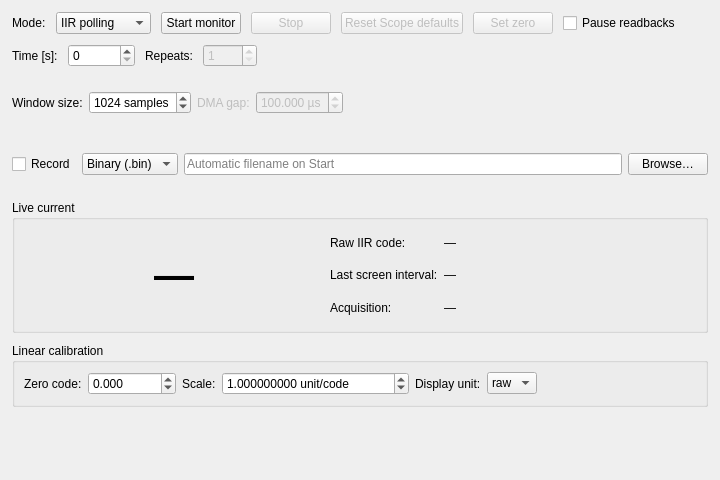
Old version of the form forms/current_monitor_view.ui in the repository nucliflare/nlab-digitizer-community.
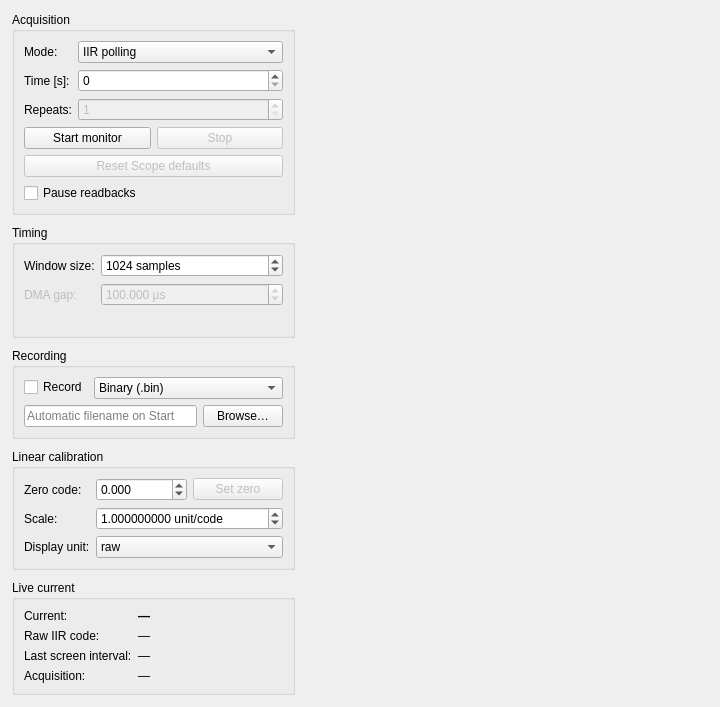
New version of the form. Custom widgets are drawn as their Qt base class.

Commit message:
feat: Current tab layout follows Scope and MCA
Settings sit in one scrollable column on the left, the live readings become
a compact statistics box at the bottom of that column instead of a large
readout above the plot, and the plot fills the right side.

The edit to the form file:
```diff
--- a/forms/current_monitor_view.ui
+++ b/forms/current_monitor_view.ui
@@ -3,52 +3,36 @@
  <class>CurrentMonitorView</class>
  <widget class="QWidget" name="CurrentMonitorView">
   <property name="minimumSize"><size><width>720</width><height>480</height></size></property>
-  <layout class="QVBoxLayout" name="verticalLayout">
+  <layout class="QHBoxLayout" name="horizontalLayout" stretch="0,1">
    <property name="leftMargin"><number>12</number></property>
    <property name="topMargin"><number>12</number></property>
    <property name="rightMargin"><number>12</number></property>
    <property name="bottomMargin"><number>12</number></property>
    <property name="spacing"><number>10</number></property>
    <item>
-    <layout class="QHBoxLayout" name="monitorControls">
-     <item><widget class="QLabel" name="labelMode"><property name="text"><string>Mode:</string></property></widget></item>
+    <layout class="QVBoxLayout" name="controlLayout">
+     <property name="spacing"><number>10</number></property>
      <item>
+      <widget class="QGroupBox" name="groupAcquisition">
+       <property name="title"><string>Acquisition</string></property>
+       <layout class="QFormLayout" name="formAcquisition">
+        <item row="0" column="0"><widget class="QLabel" name="labelMode"><property name="text"><string>Mode:</string></property><property name="buddy"><cstring>comboMode</cstring></property></widget></item>
+        <item row="0" column="1">
       <widget class="QComboBox" name="comboMode">
        <item><property name="text"><string>IIR polling</string></property></item>
        <item><property name="text"><string>Scope DMA</string></property></item>
       </widget>
      </item>
-     <item><widget class="QPushButton" name="btnStart"><property name="text"><string>Start monitor</string></property></widget></item>
-     <item><widget class="QPushButton" name="btnStop"><property name="text"><string>Stop</string></property><property name="enabled"><bool>false</bool></property></widget></item>
-     <item>
-      <widget class="QPushButton" name="btnResetScopeDefaults">
-       <property name="text"><string>Reset Scope defaults</string></property>
-       <property name="enabled"><bool>false</bool></property>
-       <property name="toolTip"><string>Restore the Scope hardware defaults after stopping Current DMA.</string></property>
-      </widget>
-     </item>
-     <item><widget class="QPushButton" name="btnZero"><property name="text"><string>Set zero</string></property><property name="toolTip"><string>Set the zero code from the mean of recent samples.</string></property><property name="enabled"><bool>false</bool></property></widget></item>
-     <item>
-      <widget class="QCheckBox" name="cbPauseReadbacks">
-       <property name="text"><string>Pause readbacks</string></property>
-       <property name="toolTip"><string>Pause MCA, HV and temperature readbacks during capture. While this Current acquisition runs, pause MCA histogram/statistics, Power Supply (HV and temperature) and Global diagnostics polling on all channels, so they do not compete with the capture on the board. Measurements and HV setpoints are unaffected; displays update again when Current stops. Temperature correction holds its last applied value while paused.</string></property>
-      </widget>
-     </item>
-     <item><spacer name="controlsSpacer"><property name="orientation"><enum>Qt::Horizontal</enum></property><property name="sizeHint" stdset="0"><size><width>20</width><height>20</height></size></property></spacer></item>
-    </layout>
-   </item>
-   <item>
-    <layout class="QHBoxLayout" name="runControls">
-     <item><widget class="QLabel" name="labelTime"><property name="text"><string>Time [s]:</string></property></widget></item>
-     <item>
+        <item row="1" column="0"><widget class="QLabel" name="labelTime"><property name="text"><string>Time [s]:</string></property><property name="buddy"><cstring>spinTime</cstring></property></widget></item>
+        <item row="1" column="1">
       <widget class="QSpinBox" name="spinTime">
        <property name="toolTip"><string>Stops the acquisition automatically after this many seconds of host time; 0 runs until stopped.</string></property>
        <property name="minimum"><number>0</number></property>
        <property name="maximum"><number>360000</number></property>
       </widget>
      </item>
-     <item><widget class="QLabel" name="labelSeriesRuns"><property name="text"><string>Repeats:</string></property></widget></item>
-     <item>
+        <item row="2" column="0"><widget class="QLabel" name="labelSeriesRuns"><property name="text"><string>Repeats:</string></property><property name="buddy"><cstring>spinSeriesRuns</cstring></property></widget></item>
+        <item row="2" column="1">
       <widget class="QSpinBox" name="spinSeriesRuns">
        <property name="enabled"><bool>false</bool></property>
        <property name="toolTip"><string>Number of runs one Start performs; check Settings &gt; Enable Series to use it.</string></property>
@@ -57,27 +41,45 @@
        <property name="value"><number>1</number></property>
       </widget>
      </item>
-     <item><spacer name="runControlsSpacer"><property name="orientation"><enum>Qt::Horizontal</enum></property><property name="sizeHint" stdset="0"><size><width>20</width><height>20</height></size></property></spacer></item>
-    </layout>
+        <item row="3" column="0" colspan="2">
+         <layout class="QHBoxLayout" name="layoutRunButtons">
+          <item><widget class="QPushButton" name="btnStart"><property name="text"><string>Start monitor</string></property></widget></item>
+          <item><widget class="QPushButton" name="btnStop"><property name="text"><string>Stop</string></property><property name="enabled"><bool>false</bool></property></widget></item>
+         </layout>
+        </item>
+        <item row="4" column="0" colspan="2">
+         <widget class="QPushButton" name="btnResetScopeDefaults">
+          <property name="text"><string>Reset Scope defaults</string></property>
+          <property name="enabled"><bool>false</bool></property>
+          <property name="toolTip"><string>Restore the Scope hardware defaults after stopping Current DMA.</string></property>
+         </widget>
+        </item>
+        <item row="5" column="0" colspan="2">
+         <widget class="QCheckBox" name="cbPauseReadbacks">
+          <property name="text"><string>Pause readbacks</string></property>
+          <property name="toolTip"><string>Pause MCA, HV and temperature readbacks during capture. While this Current acquisition runs, pause MCA histogram/statistics, Power Supply (HV and temperature) and Global diagnostics polling on all channels, so they do not compete with the capture on the board. Measurements and HV setpoints are unaffected; displays update again when Current stops. Temperature correction holds its last applied value while paused.</string></property>
+         </widget>
+        </item>
+       </layout>
+      </widget>
    </item>
    <item>
-    <widget class="QWidget" name="sumTimingControls" native="true">
-     <layout class="QHBoxLayout" name="sumTimingLayout">
-      <property name="leftMargin"><number>0</number></property>
-      <property name="topMargin"><number>0</number></property>
-      <property name="rightMargin"><number>0</number></property>
-      <property name="bottomMargin"><number>0</number></property>
-      <item><widget class="QLabel" name="labelSumSamples"><property name="text"><string>Window size:</string></property></widget></item>
-      <item><widget class="QSpinBox" name="spinSumSamples">
+      <widget class="QGroupBox" name="sumTimingControls">
+       <property name="title"><string>Timing</string></property>
+       <layout class="QFormLayout" name="formSumTiming">
+        <item row="0" column="0"><widget class="QLabel" name="labelSumSamples"><property name="text"><string>Window size:</string></property><property name="buddy"><cstring>spinSumSamples</cstring></property></widget></item>
+        <item row="0" column="1">
+         <widget class="QSpinBox" name="spinSumSamples">
        <property name="toolTip"><string>ADC samples integrated per sum window: 4 to 8188, in steps of 4. Each sample lasts 2 ns. This sets the next capture, not the fixed 4096-byte packet size.</string></property>
        <property name="suffix"><string> samples</string></property>
        <property name="minimum"><number>4</number></property>
        <property name="maximum"><number>8188</number></property>
        <property name="singleStep"><number>4</number></property>
        <property name="value"><number>1024</number></property>
-      </widget></item>
-     <item><widget class="QLabel" name="labelDmaGap"><property name="text"><string>DMA gap:</string></property><property name="enabled"><bool>false</bool></property></widget></item>
-     <item>
+         </widget>
+        </item>
+        <item row="1" column="0"><widget class="QLabel" name="labelDmaGap"><property name="text"><string>DMA gap:</string></property><property name="enabled"><bool>false</bool></property><property name="buddy"><cstring>spinDmaGap</cstring></property></widget></item>
+        <item row="1" column="1">
       <widget class="QDoubleSpinBox" name="spinDmaGap">
        <property name="enabled"><bool>false</bool></property>
        <property name="toolTip"><string>Post-frame gap for the next Scope DMA current measurement; hardware resolution is 0.008 microseconds.</string></property>
@@ -89,58 +91,38 @@
        <property name="value"><double>100.000000000000000</double></property>
       </widget>
      </item>
-      <item><widget class="QLabel" name="labelSumTiming"><property name="text"><string/></property><property name="toolTip"><string>Window duration is N times 2 ns. Scheduled start interval is the window duration plus the window gap; missed windows are excluded from measured exposure.</string></property></widget></item>
-      <item><spacer name="sumTimingSpacer"><property name="orientation"><enum>Qt::Horizontal</enum></property><property name="sizeHint" stdset="0"><size><width>20</width><height>20</height></size></property></spacer></item>
+        <item row="2" column="0" colspan="2"><widget class="QLabel" name="labelSumTiming"><property name="text"><string/></property><property name="wordWrap"><bool>true</bool></property><property name="toolTip"><string>Window duration is N times 2 ns. Scheduled start interval is the window duration plus the window gap; missed windows are excluded from measured exposure.</string></property></widget></item>
      </layout>
     </widget>
    </item>
    <item>
-    <widget class="QWidget" name="sumControls" native="true">
-     <layout class="QHBoxLayout" name="sumControlsLayout">
-      <property name="leftMargin"><number>0</number></property>
-      <property name="topMargin"><number>0</number></property>
-      <property name="rightMargin"><number>0</number></property>
-      <property name="bottomMargin"><number>0</number></property>
-      <item><widget class="QCheckBox" name="cbRecordSums"><property name="text"><string>Record</string></property><property name="toolTip"><string>Record the original sum packets to a new file, in the selected format.</string></property></widget></item>
-      <item>
+      <widget class="QGroupBox" name="sumControls">
+       <property name="title"><string>Recording</string></property>
+       <layout class="QFormLayout" name="formSumRecording">
+        <item row="0" column="0"><widget class="QCheckBox" name="cbRecordSums"><property name="text"><string>Record</string></property><property name="toolTip"><string>Record the original sum packets to a new file, in the selected format.</string></property></widget></item>
+        <item row="0" column="1">
        <widget class="QComboBox" name="comboSumFormat">
         <property name="toolTip"><string>Binary (.bin): the packets exactly as received, about a third of the size, and about ten times cheaper to write; use it for windows shorter than 448 ns. HDF5 (.h5): also stores decoded timestamp and sum columns and opens in generic HDF5 tools. Current Capture Analysis opens both.</string></property>
         <item><property name="text"><string>Binary (.bin)</string></property></item>
         <item><property name="text"><string>HDF5 (.h5)</string></property></item>
        </widget>
       </item>
+        <item row="1" column="0" colspan="2">
+         <layout class="QHBoxLayout" name="layoutSumFile">
       <item><widget class="QLineEdit" name="editSumFile"><property name="placeholderText"><string>Automatic filename on Start</string></property><property name="toolTip"><string>Leave blank for chN_current_&lt;timestamp&gt; with the selected format's extension on Start. A .bin, .h5 or .hdf5 extension selects that format. Relative filenames use the measurement folder from General Settings. Existing files require overwrite confirmation, unless General Settings adds the start time to chosen names (then an existing file is never replaced).</string></property></widget></item>
       <item><widget class="QPushButton" name="btnSumFile"><property name="text"><string>Browse…</string></property><property name="toolTip"><string>Choose a sum recording file, starting in the measurement folder from General Settings.</string></property></widget></item>
      </layout>
-    </widget>
-   </item>
-   <item>
-    <widget class="QGroupBox" name="groupReading">
-     <property name="title"><string>Live current</string></property>
-     <layout class="QGridLayout" name="readingLayout">
-      <item row="0" column="0" rowspan="3">
-       <widget class="QLabel" name="lblCurrent">
-        <property name="minimumSize"><size><width>300</width><height>92</height></size></property>
-        <property name="font"><font><pointsize>30</pointsize><bold>true</bold></font></property>
-        <property name="text"><string>—</string></property>
-        <property name="alignment"><set>Qt::AlignCenter</set></property>
-       </widget>
-      </item>
-      <item row="0" column="1"><widget class="QLabel" name="labelRaw"><property name="text"><string>Raw IIR code:</string></property></widget></item>
-      <item row="0" column="2"><widget class="QLabel" name="lblRaw"><property name="text"><string>—</string></property></widget></item>
-      <item row="1" column="1"><widget class="QLabel" name="labelInterval"><property name="text"><string>Last screen interval:</string></property></widget></item>
-      <item row="1" column="2"><widget class="QLabel" name="lblInterval"><property name="text"><string>—</string></property></widget></item>
-      <item row="2" column="1"><widget class="QLabel" name="labelAcquisition"><property name="text"><string>Acquisition:</string></property></widget></item>
-      <item row="2" column="2"><widget class="QLabel" name="lblAcquisition"><property name="text"><string>—</string></property></widget></item>
-      <item row="0" column="3"><spacer name="readingSpacer"><property name="orientation"><enum>Qt::Horizontal</enum></property><property name="sizeHint" stdset="0"><size><width>20</width><height>20</height></size></property></spacer></item>
+        </item>
      </layout>
     </widget>
    </item>
    <item>
     <widget class="QGroupBox" name="groupCalibration">
      <property name="title"><string>Linear calibration</string></property>
-     <layout class="QHBoxLayout" name="calibrationLayout">
-      <item><widget class="QLabel" name="labelZero"><property name="text"><string>Zero code:</string></property></widget></item>
+       <layout class="QFormLayout" name="formCalibration">
+        <item row="0" column="0"><widget class="QLabel" name="labelZero"><property name="text"><string>Zero code:</string></property><property name="buddy"><cstring>spinZero</cstring></property></widget></item>
+        <item row="0" column="1">
+         <layout class="QHBoxLayout" name="layoutZero">
       <item>
        <widget class="QDoubleSpinBox" name="spinZero">
         <property name="decimals"><number>3</number></property>
@@ -149,8 +131,11 @@
         <property name="singleStep"><double>1.000000000000000</double></property>
        </widget>
       </item>
-      <item><widget class="QLabel" name="labelScale"><property name="text"><string>Scale:</string></property></widget></item>
-      <item>
+          <item><widget class="QPushButton" name="btnZero"><property name="text"><string>Set zero</string></property><property name="toolTip"><string>Set the zero code from the mean of recent samples.</string></property><property name="enabled"><bool>false</bool></property></widget></item>
+         </layout>
+        </item>
+        <item row="1" column="0"><widget class="QLabel" name="labelScale"><property name="text"><string>Scale:</string></property><property name="buddy"><cstring>spinScale</cstring></property></widget></item>
+        <item row="1" column="1">
        <widget class="QDoubleSpinBox" name="spinScale">
         <property name="decimals"><number>9</number></property>
         <property name="minimum"><double>-1000000000.000000000000000</double></property>
@@ -160,8 +145,8 @@
         <property name="suffix"><string> unit/code</string></property>
        </widget>
       </item>
-      <item><widget class="QLabel" name="labelUnit"><property name="text"><string>Display unit:</string></property></widget></item>
-      <item>
+        <item row="2" column="0"><widget class="QLabel" name="labelUnit"><property name="text"><string>Display unit:</string></property><property name="buddy"><cstring>comboUnit</cstring></property></widget></item>
+        <item row="2" column="1">
        <widget class="QComboBox" name="comboUnit">
         <item><property name="text"><string>raw</string></property></item>
         <item><property name="text"><string>A</string></property></item>
@@ -171,11 +156,38 @@
         <item><property name="text"><string>pA</string></property></item>
        </widget>
       </item>
-      <item><spacer name="calibrationSpacer"><property name="orientation"><enum>Qt::Horizontal</enum></property><property name="sizeHint" stdset="0"><size><width>20</width><height>20</height></size></property></spacer></item>
      </layout>
     </widget>
    </item>
+     <item>
+      <widget class="QGroupBox" name="groupReading">
+       <property name="title"><string>Live current</string></property>
+       <layout class="QFormLayout" name="formReading">
+        <item row="0" column="0"><widget class="QLabel" name="labelCurrentKey"><property name="text"><string>Current:</string></property></widget></item>
+        <item row="0" column="1">
+         <widget class="QLabel" name="lblCurrent">
+          <property name="font"><font><bold>true</bold></font></property>
+          <property name="text"><string>—</string></property>
+          <property name="textInteractionFlags"><set>Qt::TextSelectableByMouse</set></property>
+         </widget>
+        </item>
+        <item row="1" column="0"><widget class="QLabel" name="labelRaw"><property name="text"><string>Raw IIR code:</string></property></widget></item>
+        <item row="1" column="1"><widget class="QLabel" name="lblRaw"><property name="text"><string>—</string></property><property name="textInteractionFlags"><set>Qt::TextSelectableByMouse</set></property></widget></item>
+        <item row="2" column="0"><widget class="QLabel" name="labelInterval"><property name="text"><string>Last screen interval:</string></property></widget></item>
+        <item row="2" column="1"><widget class="QLabel" name="lblInterval"><property name="text"><string>—</string></property><property name="wordWrap"><bool>true</bool></property><property name="textInteractionFlags"><set>Qt::TextSelectableByMouse</set></property></widget></item>
+        <item row="3" column="0"><widget class="QLabel" name="labelAcquisition"><property name="text"><string>Acquisition:</string></property></widget></item>
+        <item row="3" column="1"><widget class="QLabel" name="lblAcquisition"><property name="text"><string>—</string></property><property name="wordWrap"><bool>true</bool></property><property name="textInteractionFlags"><set>Qt::TextSelectableByMouse</set></property></widget></item>
+       </layout>
+      </widget>
+     </item>
+     <item><spacer name="controlSpacer"><property name="orientation"><enum>Qt::Vertical</enum></property><property name="sizeHint" stdset="0"><size><width>20</width><height>0</height></size></property></spacer></item>
+    </layout>
+   </item>
+   <item>
+    <layout class="QVBoxLayout" name="plotLayout">
    <item><widget class="NLabPlotWidget" name="plotCurrent" native="true"/></item>
+    </layout>
+   </item>
   </layout>
  </widget>
  <customwidgets>
```
Lines whose indentation alone changed are shown as unchanged. The commit also changes 4 other files.
